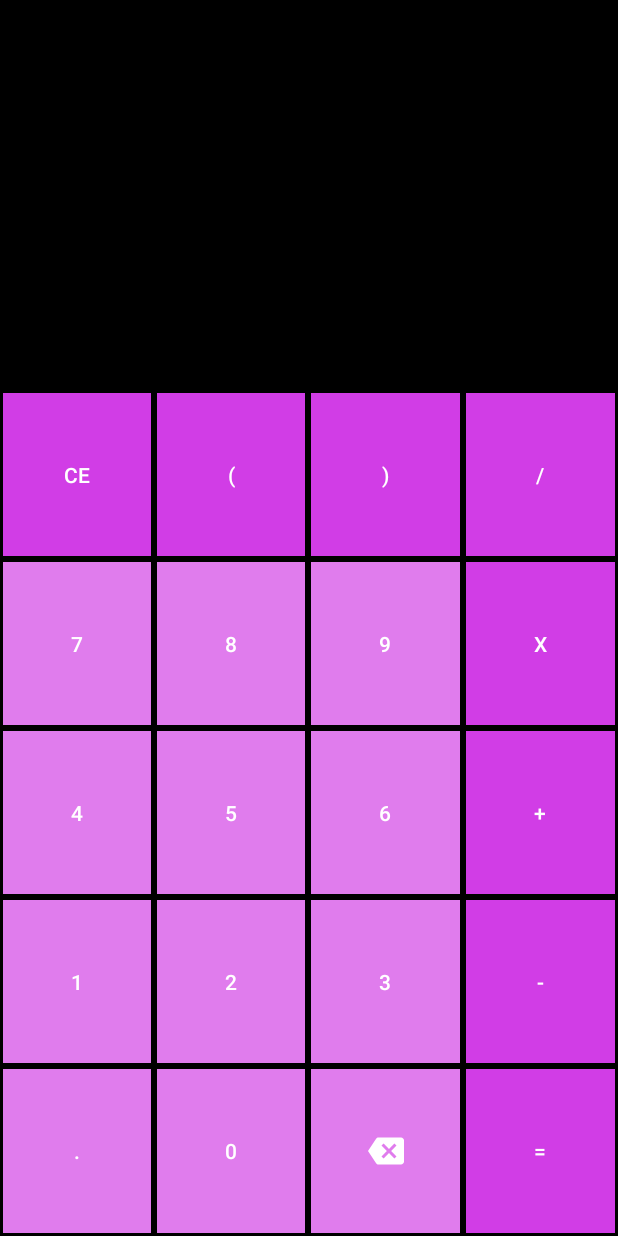
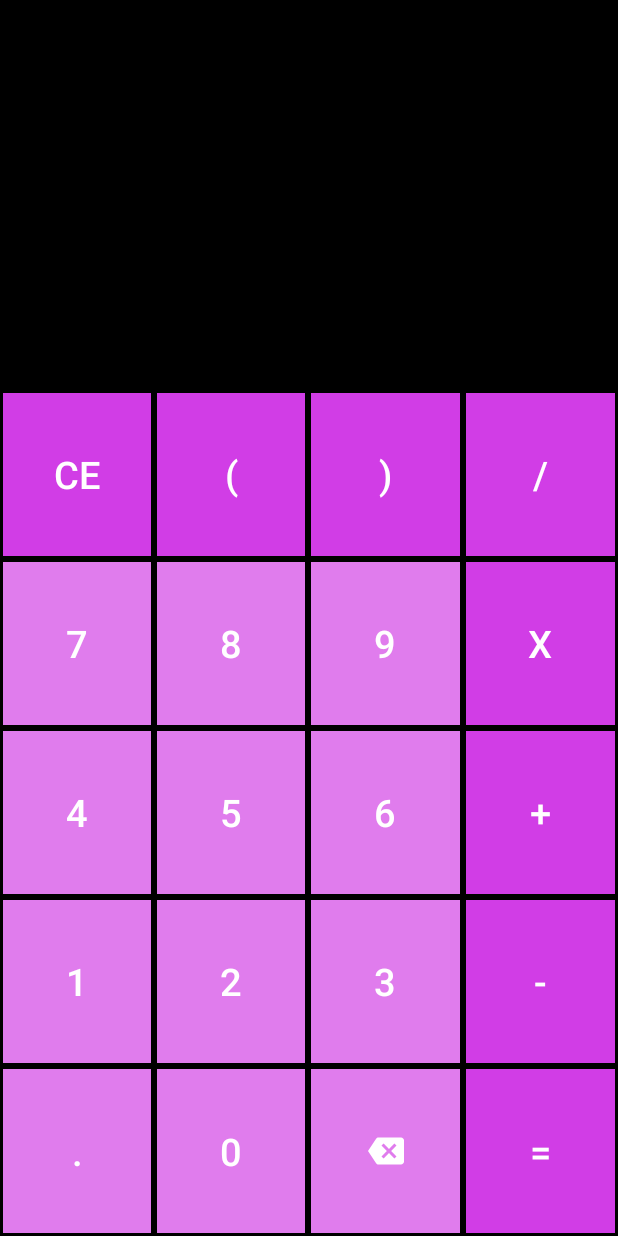
Before and after one commit to BrenoNLps/Calculadora, an Android app: the layout activity_main.xml on its own in the app's theme, with its tools: preview values and no code run, on a phone screen of 412 x 824 dp. Run offline under Robolectric (Android 15) with nearby library versions, the phone set to English and light mode, and no system bars.

Commit message:
style(ui): ajusta tamanho das fontes na interface da calculadora

```diff
--- a/app/src/main/res/layout/activity_main.xml
+++ b/app/src/main/res/layout/activity_main.xml
@@ -24,16 +24,17 @@
             app:layout_constraintStart_toStartOf="parent"
             app:layout_constraintTop_toTopOf="parent" />
 
-        <!--><TextView
-            android:id="@+id/resultado"
+        <TextView
+            android:id="@+id/mensagem"
             android:layout_width="wrap_content"
             android:layout_height="wrap_content"
             android:text=""
-            android:textSize="30sp"
+            android:textColor="@color/red"
+            android:textSize="36sp"
             app:layout_constraintBottom_toTopOf="@+id/conta"
             app:layout_constraintEnd_toEndOf="parent"
             app:layout_constraintStart_toStartOf="parent"
-            app:layout_constraintTop_toTopOf="parent" /-->
+            app:layout_constraintTop_toTopOf="parent" />
 
     </androidx.constraintlayout.widget.ConstraintLayout>
 
@@ -55,6 +56,7 @@
                 android:layout_weight="1"
                 android:layout_margin="2dp"
                 android:layout_height="match_parent"
+                android:textSize="25dp"
             />
             <androidx.appcompat.widget.AppCompatButton
                 android:id="@+id/abert_parenteses"
@@ -65,6 +67,7 @@
                 android:layout_weight="1"
                 android:layout_margin="2dp"
                 android:layout_height="match_parent"
+                android:textSize="25dp"
                 />
             <androidx.appcompat.widget.AppCompatButton
                 android:id="@+id/fecha_parenteses"
@@ -75,6 +78,7 @@
                 android:layout_weight="1"
                 android:layout_margin="2dp"
                 android:layout_height="match_parent"
+                android:textSize="25dp"
                 />
             <androidx.appcompat.widget.AppCompatButton
                 android:id="@+id/divide"
@@ -85,6 +89,7 @@
                 android:layout_weight="1"
                 android:layout_margin="2dp"
                 android:layout_height="match_parent"
+                android:textSize="25dp"
                 />
         </TableRow>
 
@@ -100,6 +105,7 @@
                 android:layout_weight="1"
                 android:layout_margin="2dp"
                 android:layout_height="match_parent"
+                android:textSize="25dp"
                 />
             <androidx.appcompat.widget.AppCompatButton
                 android:id="@+id/oito"
@@ -110,6 +116,7 @@
                 android:layout_weight="1"
                 android:layout_margin="2dp"
                 android:layout_height="match_parent"
+                android:textSize="25dp"
                 />
             <androidx.appcompat.widget.AppCompatButton
                 android:id="@+id/nove"
@@ -120,6 +127,7 @@
                 android:layout_weight="1"
                 android:layout_margin="2dp"
                 android:layout_height="match_parent"
+                android:textSize="25dp"
                 />
             <androidx.appcompat.widget.AppCompatButton
                 android:id="@+id/multiplica"
@@ -130,6 +138,7 @@
                 android:layout_weight="1"
                 android:layout_margin="2dp"
                 android:layout_height="match_parent"
+                android:textSize="25dp"
                 />
         </TableRow>
 
@@ -145,6 +154,7 @@
                 android:layout_weight="1"
                 android:layout_margin="2dp"
                 android:layout_height="match_parent"
+                android:textSize="25dp"
                 />
             <androidx.appcompat.widget.AppCompatButton
                 android:id="@+id/cinco"
@@ -155,6 +165,7 @@
                 android:layout_weight="1"
                 android:layout_margin="2dp"
                 android:layout_height="match_parent"
+                android:textSize="25dp"
                 />
             <androidx.appcompat.widget.AppCompatButton
                 android:id="@+id/seis"
@@ -165,6 +176,7 @@
                 android:layout_weight="1"
                 android:layout_margin="2dp"
                 android:layout_height="match_parent"
+                android:textSize="25dp"
                 />
             <androidx.appcompat.widget.AppCompatButton
                 android:id="@+id/mais"
@@ -175,6 +187,7 @@
                 android:layout_weight="1"
                 android:layout_margin="2dp"
                 android:layout_height="match_parent"
+                android:textSize="25dp"
                 />
         </TableRow>
 
@@ -190,6 +203,7 @@
                 android:layout_weight="1"
                 android:layout_margin="2dp"
                 android:layout_height="match_parent"
+                android:textSize="25dp"
                 />
             <androidx.appcompat.widget.AppCompatButton
                 android:id="@+id/dois"
@@ -200,6 +214,7 @@
                 android:layout_weight="1"
                 android:layout_margin="2dp"
                 android:layout_height="match_parent"
+                android:textSize="25dp"
                 />
             <androidx.appcompat.widget.AppCompatButton
                 android:id="@+id/tres"
@@ -210,6 +225,7 @@
                 android:layout_weight="1"
                 android:layout_margin="2dp"
                 android:layout_height="match_parent"
+                android:textSize="25dp"
                 />
             <androidx.appcompat.widget.AppCompatButton
                 android:id="@+id/menos"
@@ -220,6 +236,7 @@
                 android:layout_weight="1"
                 android:layout_margin="2dp"
                 android:layout_height="match_parent"
+                android:textSize="25dp"
                 />
         </TableRow>
 
@@ -235,6 +252,7 @@
                 android:layout_weight="1"
                 android:layout_margin="2dp"
                 android:layout_height="match_parent"
+                android:textSize="25dp"
                 />
             <androidx.appcompat.widget.AppCompatButton
                 android:id="@+id/zero"
@@ -245,12 +263,12 @@
                 android:layout_weight="1"
                 android:layout_margin="2dp"
                 android:layout_height="match_parent"
+                android:textSize="25dp"
                 />
             <ImageButton
                 android:id="@+id/backspace"
                 android:src="@drawable/backspace_24"
                 android:background="@color/purple2"
-                android:textColor="@color/white"
                 android:layout_width="0dp"
                 android:layout_weight="1"
                 android:layout_margin="2dp"
@@ -265,6 +283,7 @@
                 android:layout_weight="1"
                 android:layout_margin="2dp"
                 android:layout_height="match_parent"
+                android:textSize="25dp"
                 />
         </TableRow>
     </TableLayout>
--- a/app/src/main/res/values/colors.xml
+++ b/app/src/main/res/values/colors.xml
@@ -4,4 +4,5 @@
     <color name="white">#FFFFFFFF</color>
     <color name="purple">#D13DE6</color>
     <color name="purple2">#E07CED</color>
+    <color name="red">#FF0F00</color>
 </resources>
```
